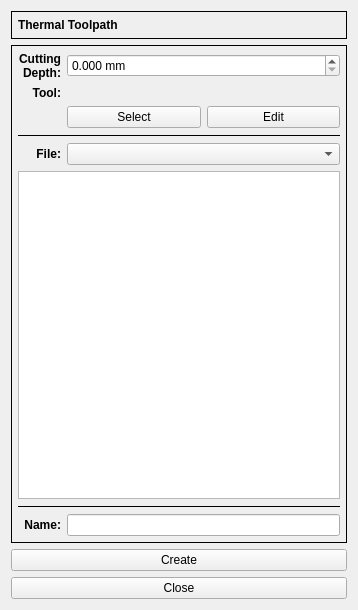
Old version of the form G2G/forms/thermalform.ui in the repository aLDime/GERBER_X2.
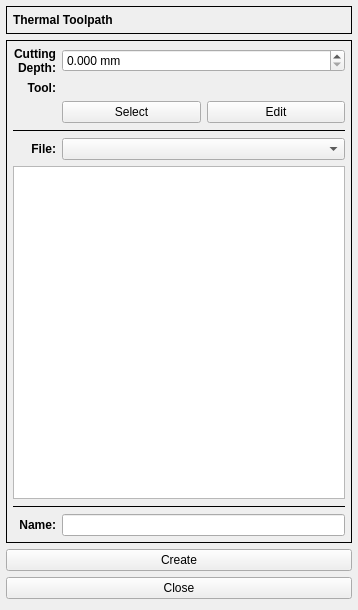
New version of the form. Custom widgets are drawn as their Qt base class.

What changed in the file:
```diff
--- a/G2G/forms/thermalform.ui
+++ b/G2G/forms/thermalform.ui
@@ -14,6 +14,15 @@
    <string>Form</string>
   </property>
   <layout class="QVBoxLayout" name="verticalLayout">
+   <property name="leftMargin">
+    <number>6</number>
+   </property>
+   <property name="topMargin">
+    <number>6</number>
+   </property>
+   <property name="rightMargin">
+    <number>6</number>
+   </property>
    <item>
     <widget class="QFrame" name="frame">
      <property name="sizePolicy">
```
